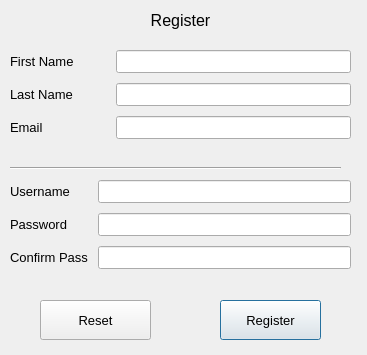
abhinavgunwant/fibo-chat, file GUI/RegisterDialogGUI.ui: the form before one commit.
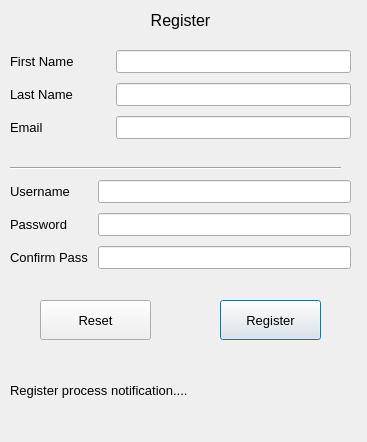
The form after the commit.

```diff
--- a/GUI/RegisterDialogGUI.ui
+++ b/GUI/RegisterDialogGUI.ui
@@ -7,7 +7,7 @@
     <x>0</x>
     <y>0</y>
     <width>367</width>
-    <height>355</height>
+    <height>442</height>
    </rect>
   </property>
   <property name="windowTitle">
@@ -305,6 +305,24 @@
     </item>
    </layout>
   </widget>
+  <widget class="QLabel" name="registerNotificationLabel">
+   <property name="geometry">
+    <rect>
+     <x>10</x>
+     <y>350</y>
+     <width>341</width>
+     <height>81</height>
+    </rect>
+   </property>
+   <property name="font">
+    <font>
+     <pointsize>10</pointsize>
+    </font>
+   </property>
+   <property name="text">
+    <string>Register process notification....</string>
+   </property>
+  </widget>
  </widget>
  <resources/>
  <connections/>
```
